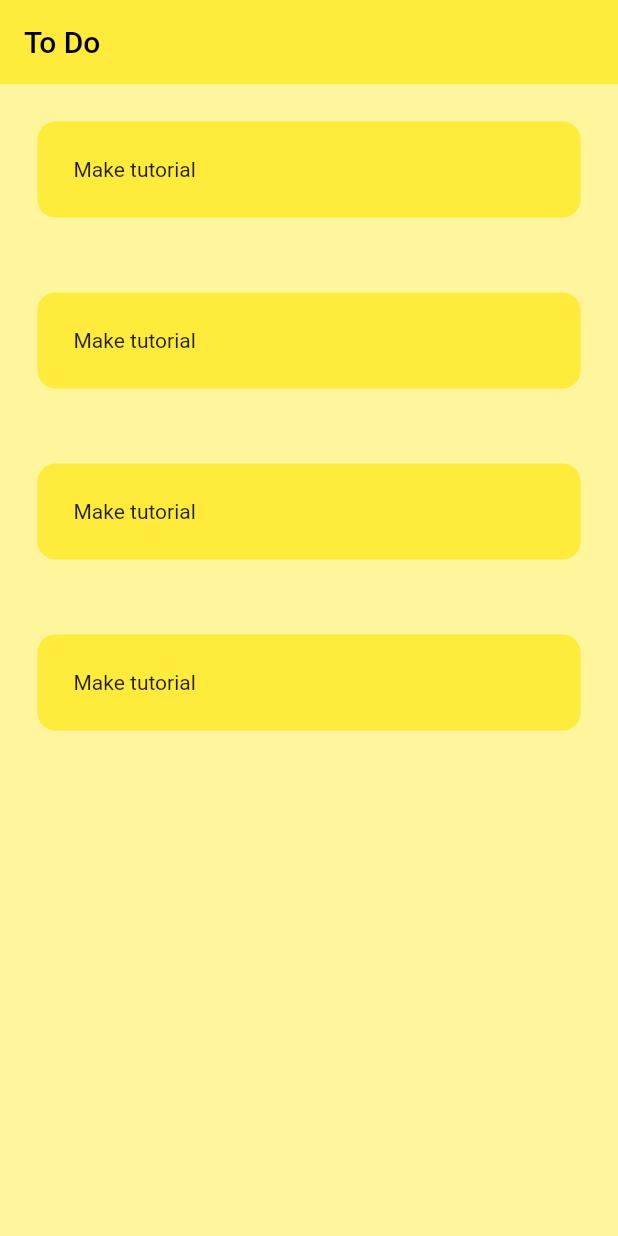
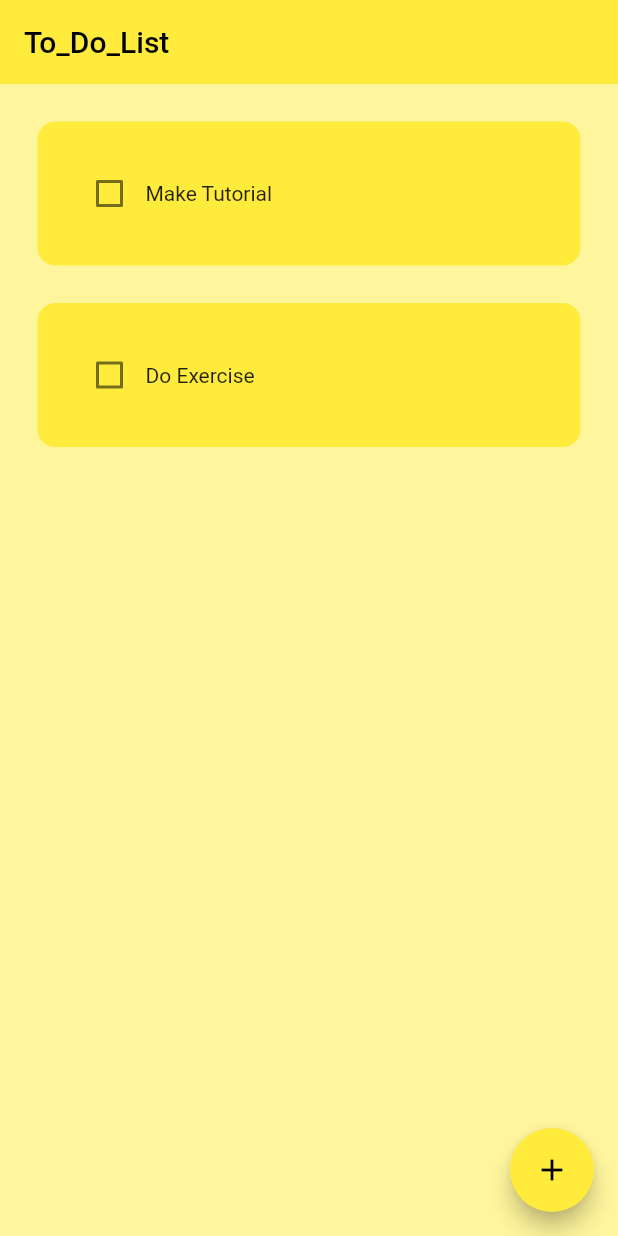
Before and after one commit to majudice/Checklist_x, a Flutter app: the screen it shows after launch, on a phone screen of 412 x 824 dp. Run offline on Flutter 3.47's test engine with Material 2 defaults, Android fonts, the phone set to English and light mode, and no system bars; drawn by our look-alikes of flutter_slidable; our stand-ins replace hive_flutter; accounts and stored records are empty.

Commit message:
FINALIZED-COMMIT
COMMIT FINAL

```diff
--- /dev/null
+++ b/to_do/lib/data/database.dart
@@ -0,0 +1,31 @@
+import 'package:hive_flutter/hive_flutter.dart';
+
+class ToDoDataBase {
+  List toDoList = [
+
+  ];
+
+
+//reference our box
+final _myBox = Hive.box ('mybox');
+
+//run this method if this is 1st time ever opening this app
+  void createInitialData(){
+    toDoList = [
+      ["Make Tutorial", false],
+      ["Do Exercise", false],
+    ];
+  }
+
+  // load the data from database
+  void loadData(){
+    toDoList = _myBox.get("TODOLIST");
+
+  }
+  //update the database
+  void updateDataBase(){
+    _myBox.put("TODOLIST", toDoList);
+
+  }
+
+}
--- a/to_do/lib/home_page.dart
+++ /dev/null
@@ -1,31 +0,0 @@
-import 'package:flutter/material.dart';
-import 'package:to_do/util/todo_tile.dart';
-
-class HomePage extends StatefulWidget {
-  const HomePage({super.key});
-
-  @override
-  State<HomePage> createState() => _HomePageState();
-}
-
-class _HomePageState extends State<HomePage> {
-  @override
-  Widget build(BuildContext context) {
-    return Scaffold(
-      backgroundColor: Colors.yellow[200],
-      appBar: AppBar(
-        title: const Text('To Do'),
-        elevation:0,
-      ),
-      body: ListView(
-        // ignore: prefer_const_literals_to_create_immutables
-        children:[
-          const ToDoTile (),
-          const ToDoTile (),
-          const ToDoTile (),
-         const  ToDoTile (),
-        ],
-      ),
-    );
-  }
-}
--- /dev/null
+++ b/to_do/lib/pages/home_page.dart
@@ -0,0 +1,108 @@
+import 'package:flutter/material.dart';
+import 'package:hive_flutter/hive_flutter.dart';
+import 'package:to_do/data/database.dart';
+import 'package:to_do/util/dialog_box.dart';
+import 'package:to_do/util/todo_tile.dart';
+
+class HomePage extends StatefulWidget {
+  const HomePage({super.key});
+
+  @override
+  State<HomePage> createState() => _HomePageState();
+}
+
+class _HomePageState extends State<HomePage> {
+//reference the hive box
+final _myBox = Hive.box('mybox');
+ToDoDataBase db = ToDoDataBase();
+
+@override
+  void initState(){
+
+    // if this is the 1st time over openin the app, then create default data
+    if(_myBox.get("TODOLIST") == null) {
+      db.createInitialData();
+    }else{
+      //there already exists data
+      db.loadData();
+    }
+
+    super.initState();
+
+
+}
+
+
+//text controller
+final _controller = TextEditingController();
+
+
+
+//checkbox was tapped
+void checkBoxChanged(bool ? value, int index) {
+  setState(() {
+    db.toDoList[index][1] = !db.toDoList[index][1];
+  });
+  db.updateDataBase();
+}
+
+//save new Task
+void saveNewTask(){
+  setState(() {
+   db.toDoList.add([_controller.text,false]);
+   _controller.clear();
+  });
+  Navigator.of(context).pop();
+  db.updateDataBase();
+}
+
+// create a new task
+void createNewTask(){
+  showDialog(
+    context: context,
+    builder: (context) {
+      return  DialogBox(
+        controller: _controller,
+        onSave: saveNewTask,
+        onCancel: () => Navigator.of(context).pop(),
+      );
+
+    },
+  );
+}
+
+//delete task
+void deleteTask(int index){
+  setState(() {
+    db.toDoList.removeAt(index);
+  });
+  db.updateDataBase();
+}
+
+
+@override
+Widget build(BuildContext context) {
+    return Scaffold(
+      backgroundColor: Colors.yellow[200],
+      appBar: AppBar(
+        title: const Text('To_Do_List'),
+        elevation:0,
+      ),
+      floatingActionButton: FloatingActionButton(
+        onPressed: createNewTask,
+        child: const Icon(Icons.add),
+      ),
+      body: ListView.builder(
+        itemCount: db.toDoList.length,
+        itemBuilder: (context, index) {
+          return ToDoTile(
+           taskName: db.toDoList[index][0],
+           taskCompleted: db.toDoList[index][1],
+           onChanged: (value) => checkBoxChanged(value, index),
+           deleteFunction:(context) => deleteTask(index),
+           );
+        },
+      ),
+    );
+  }
+}
--- a/to_do/lib/util/todo_tile.dart
+++ b/to_do/lib/util/todo_tile.dart
@@ -1,25 +1,63 @@
-// ignore_for_file: sort_child_properties_last, prefer_const_literals_to_create_immutables
+import 'package:flutter/material.dart';
+import 'package:flutter_slidable/flutter_slidable.dart';
 
-import 'package:flutter/material.dart';
+// ignore: must_be_immutable
+class ToDoTile extends StatelessWidget {
+  final String taskName;
+  final bool taskCompleted;
+  Function(bool?)? onChanged;
+  Function(BuildContext) ? deleteFunction;
 
-class ToDoTile extends StatelessWidget {
-  const ToDoTile({super.key});
+  ToDoTile({
+    super.key,
+    required this.taskName,
+    required this.taskCompleted,
+    required this.onChanged,
+    required this.deleteFunction,
+    });
 
   @override
   Widget build(BuildContext context) {
     return Padding(
-      padding: const EdgeInsets.all(25.0),
-      child: Container(
-        padding: const EdgeInsets.all(24),
-       child: Row (
-        children: [
-          //Checkbox( value: value, onChanged: onChanged),
-        // ignore: prefer_const_constructors
-        Text ("Make tutorial"),
-        ],
+      padding: const EdgeInsets.only(left:25.0, right:25.0 ,top: 25.0),
+      child: Slidable(
+        endActionPane: ActionPane(
+          motion:const StretchMotion(),
+          children: [
+            SlidableAction(
+              onPressed: deleteFunction,
+              icon: Icons.delete,
+              backgroundColor: Colors.red.shade300,
+              borderRadius: BorderRadius.circular(12),
+              )
+          ],
         ),
-        decoration: BoxDecoration(color: Colors.yellow,
-        borderRadius: BorderRadius.circular(12),
+        child: Container(
+          padding: const EdgeInsets.all(24),
+          decoration: BoxDecoration(
+            color: Colors.yellow,
+            borderRadius: BorderRadius.circular(12),
+          ),
+          child: Row(
+            children: [
+              Checkbox(
+                value: taskCompleted,
+                onChanged: onChanged,
+                activeColor: Colors.black,
+
+              ),
+
+              //task name
+              Text(
+                taskName,
+                style: TextStyle(
+                  decoration: taskCompleted
+                      ? TextDecoration.lineThrough
+                      :TextDecoration.none
+                ),
+              ),
+            ],
+          ),
         ),
       ),
     );
--- a/to_do/pubspec.yaml
+++ b/to_do/pubspec.yaml
@@ -31,15 +31,20 @@ environment:
 dependencies:
   flutter:
     sdk: flutter
+  hive: ^2.2.3
+  hive_flutter: ^1.1.0
 
 
   # The following adds the Cupertino Icons font to your application.
   # Use with the CupertinoIcons class for iOS style icons.
   cupertino_icons: ^1.0.2
+  flutter_slidable: ^1.2.0
 
 dev_dependencies:
   flutter_test:
     sdk: flutter
+  hive_generator: ^1.1.3
+  build_runner: ^2.1.11
 
   # The "flutter_lints" package below contains a set of recommended lints to
   # encourage good coding practices. The lint set provided by the package is
```
Also changed, not shown: to_do/lib/main.dart (+10 -2 lines), to_do/lib/util/dialog_box.dart (added, +56 -0 lines), to_do/lib/util/my_button.dart (added, +21 -0 lines), to_do/pubspec.lock, 1 other file.
